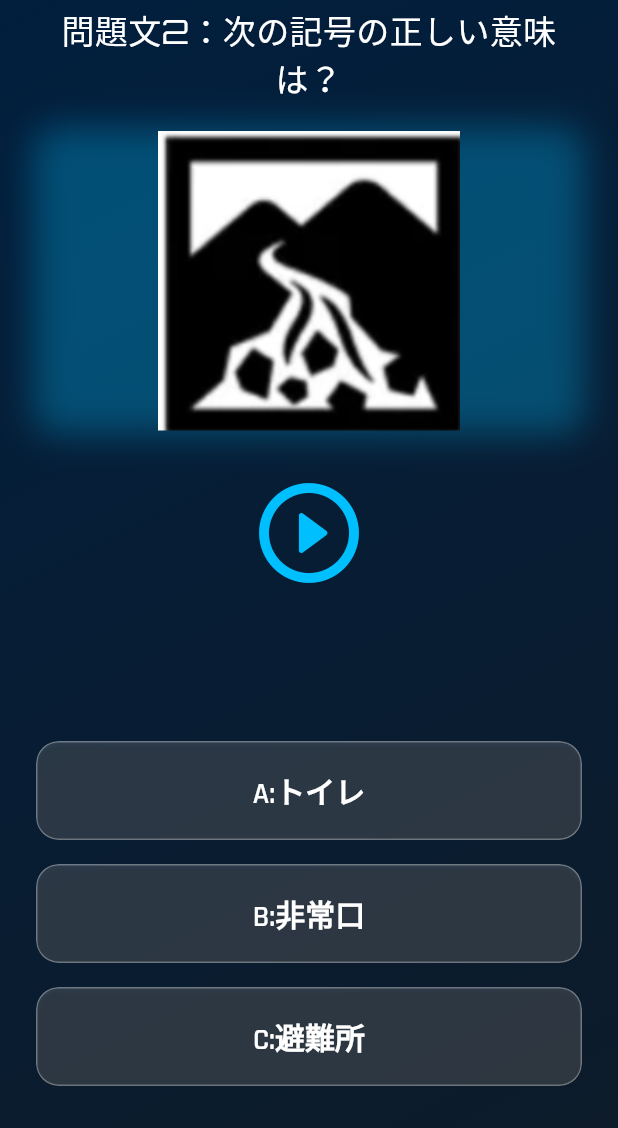
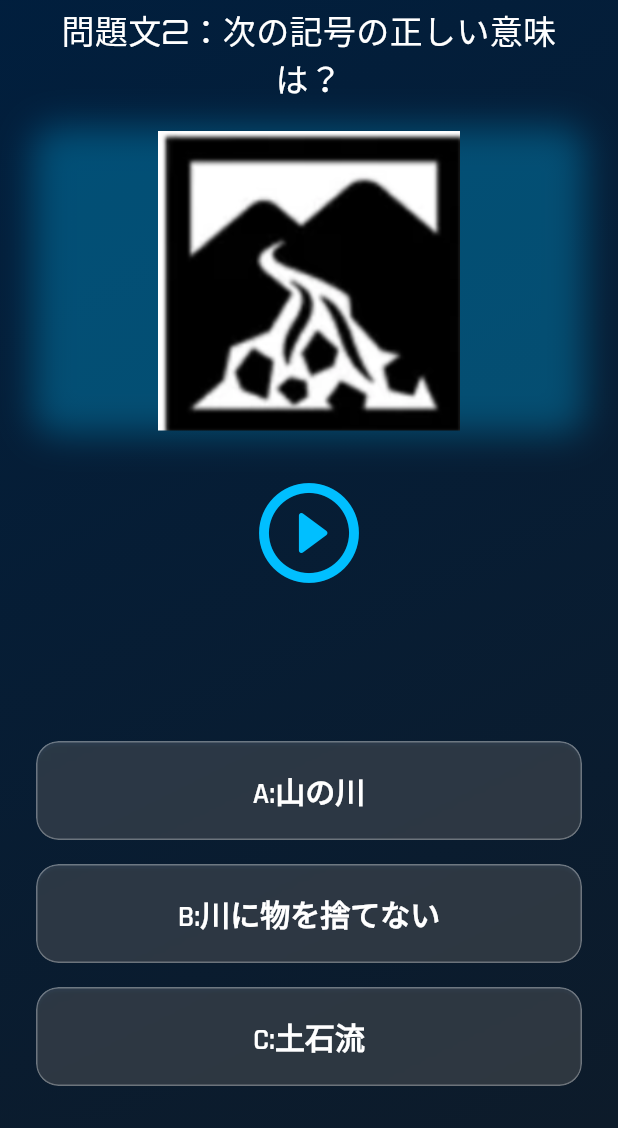
Before and after one commit to yunchol0513/SafetyGo, a Flutter app: the St_problem_normal_quake7 screen opened by its route, on a phone screen of 412 x 824 dp, the part 108-1236 px from its top. Run offline on Flutter 3.47's test engine with Material 3 defaults, Android fonts, the phone set to English and light mode, and no system bars; our stand-ins replace cloud_firestore, firebase_auth, firebase_core, go_router, google_fonts, just_audio; accounts and stored records are empty.

Commit message:
写真追加

```diff
--- a/lib/screens/quake/normal_quake/st_problem_normal_quake/st_problem_normal_quake_6.dart
+++ b/lib/screens/quake/normal_quake/st_problem_normal_quake/st_problem_normal_quake_6.dart
@@ -16,8 +16,8 @@ class St_problem_normal_quake6 extends StatefulWidget {
 
 class _St_problem_normal_quake6State extends State<St_problem_normal_quake6> {
   late final AudioPlayer _audioPlayer;
-  final List<String> options = ['A:広場まで逃げて', 'B:避難場所', 'C:マンホールに落ちないように注意'];
-  final String explanation = "正解はB:避難場所です。津波，洪水，地震，火事などから一時的ににげることができる";
+  final List<String> options = ['A:落石注意', 'B:がけ崩れ', 'C:物を落とすな'];
+  final String explanation = "正解はB:がけ崩れです。このマークに〇×が付いてがけ崩れの情報を表します。";
   static const int totalQuestions = 5;
   @override
   void initState() {
--- a/lib/screens/quake/normal_quake/st_problem_normal_quake/st_problem_normal_quake_7.dart
+++ b/lib/screens/quake/normal_quake/st_problem_normal_quake/st_problem_normal_quake_7.dart
@@ -17,8 +17,8 @@ class St_problem_normal_quake7 extends StatefulWidget {
 class _St_problem_normal_quake7State extends State<St_problem_normal_quake7> {
   late final AudioPlayer _audioPlayer;
 
-  final List<String> options = ['A:トイレ', 'B:非常口', 'C:避難所'];
-  final String explanation = "正解は C：避難所です。災害の影響で帰る場所が無くなった人たちがしばらく過ごす場所です";
+  final List<String> options = ['A:山の川', 'B:川に物を捨てない', 'C:土石流'];
+  final String explanation = "正解は C：土石流です。このマークに〇×が付いて土石流の情報を表します。";
   static const int totalQuestions = 5;
 
   @override
--- a/pubspec.yaml
+++ b/pubspec.yaml
@@ -38,3 +38,4 @@ flutter:
     - assets/images/audio/
     - assets/images/
     - assets/images/creative/
+    - assets/images/enblem/
```
Also changed, not shown: lib/creative/creative_quake.dart (+11 -0 lines), lib/screens/quake/easy_quake/easy_quake.dart (+12 -0 lines), lib/screens/quake/normal_quake/normal_quake.dart (+12 -0 lines), assets/images/enblem/標識_part1.jpg (added), assets/images/enblem/標識_part2.jpg (added), assets/images/enblem/標識_part3.jpg (added), assets/images/maru_part1.jpg (renamed from assets/images/enblem/丸バツ_part1.jpg).
